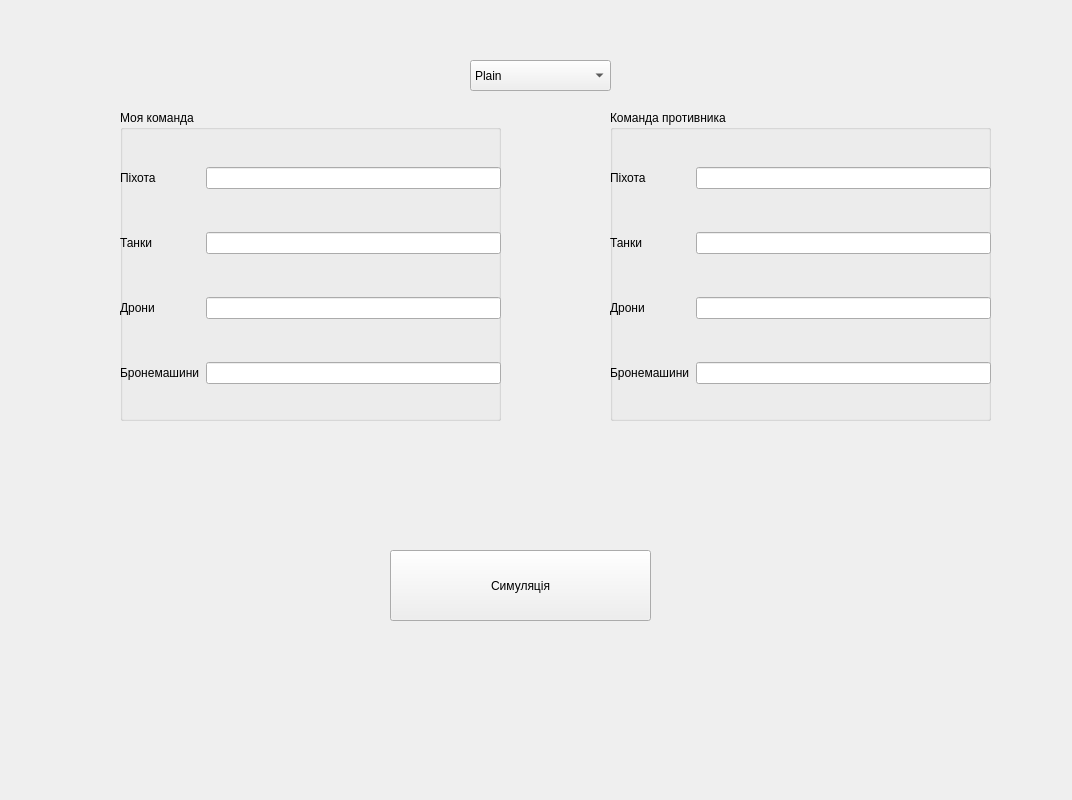
Before: the Qt Designer form Military/simulationwin.ui in DmitryBizCode/MilitaryQt, drawn with Qt 5.
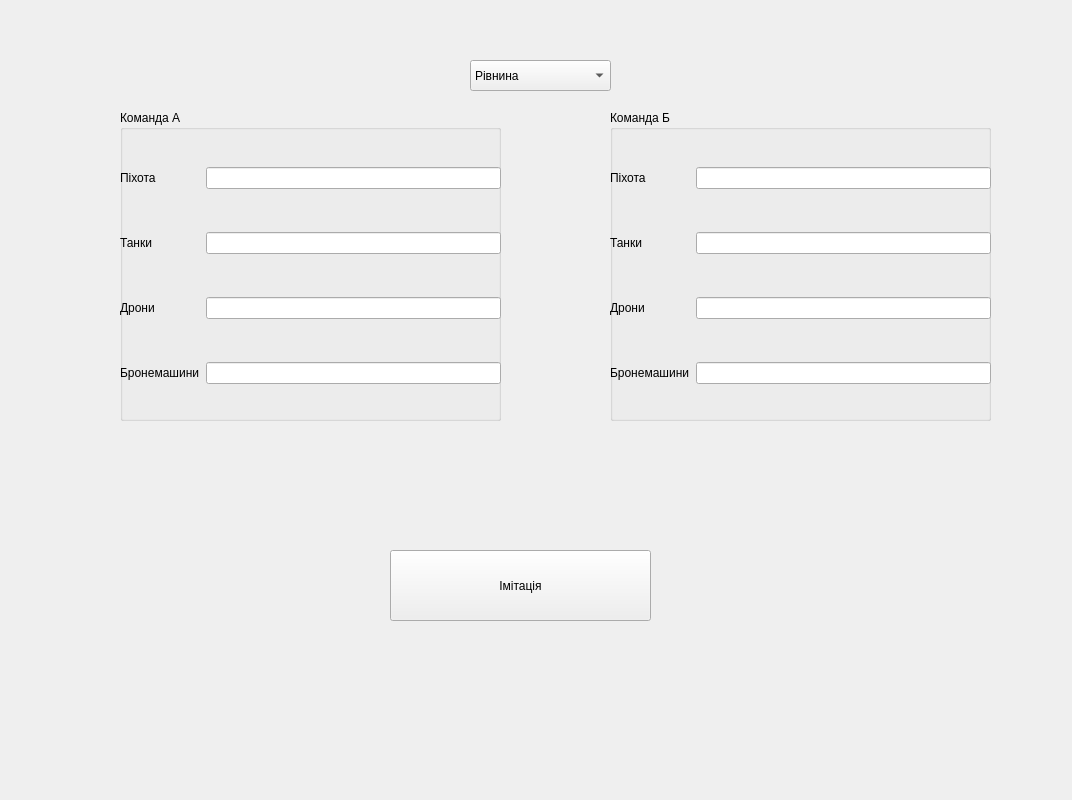
After: the same form once the commit is applied.

What changed in the file:
```diff
--- a/Military/simulationwin.ui
+++ b/Military/simulationwin.ui
@@ -24,7 +24,7 @@
      </rect>
     </property>
     <property name="title">
-     <string>Моя команда</string>
+     <string>Команда А</string>
     </property>
     <widget class="QWidget" name="gridLayoutWidget">
      <property name="geometry">
@@ -89,7 +89,7 @@
      </rect>
     </property>
     <property name="title">
-     <string>Команда противника</string>
+     <string>Команда Б</string>
     </property>
     <widget class="QWidget" name="gridLayoutWidget_2">
      <property name="geometry">
@@ -154,7 +154,7 @@
      </rect>
     </property>
     <property name="text">
-     <string>Симуляція</string>
+     <string>Імітація</string>
     </property>
    </widget>
    <widget class="QComboBox" name="comboBox">
@@ -168,7 +168,7 @@
     </property>
     <item>
      <property name="text">
-      <string>Plain</string>
+      <string>Рівнина</string>
      </property>
     </item>
     <item>
```
Left out of the diff: 32 changed lines with no effect on the pictures.
